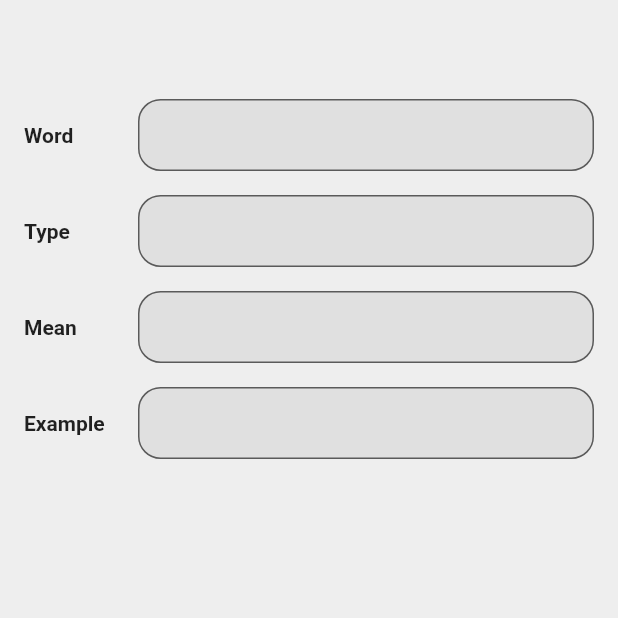
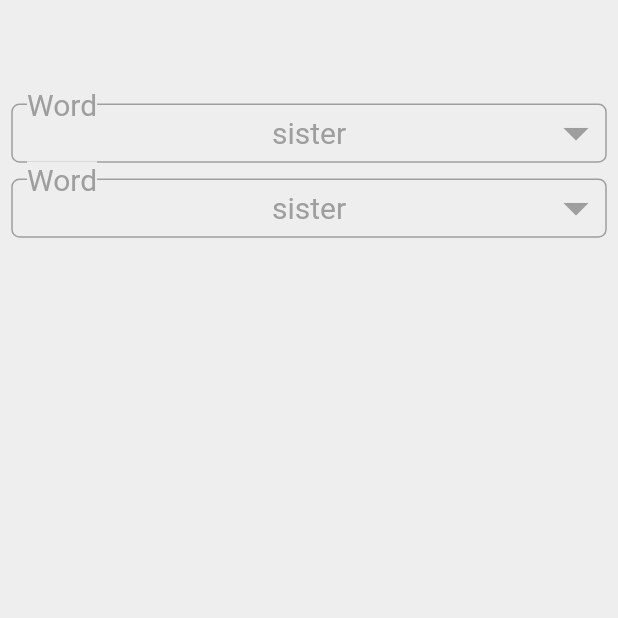
Before and after one commit to dothanhnha/FlashCardLearnEng, a Flutter app: the screen it shows after launch, on a phone screen of 412 x 824 dp, the top half of it. Run offline on Flutter 3.47's test engine with Material 2 defaults, Android fonts, the phone set to English and light mode, and no system bars; our stand-ins replace file_picker, flutter_typeahead.

Commit message:
testing custom dropdown btn

```diff
--- /dev/null
+++ b/lib/CustomWidget/DropDownBtn.dart
@@ -0,0 +1,118 @@
+import 'dart:ui';
+
+import 'package:flutter/cupertino.dart';
+import 'package:flutter/material.dart';
+
+class DropDownBtn extends StatefulWidget {
+  @override
+  _DropDownBtnState createState() => _DropDownBtnState();
+}
+
+class _DropDownBtnState extends State<DropDownBtn> {
+  bool dropped = false;
+  @override
+  Widget build(BuildContext context) {
+    return GestureDetector(
+      onTap: () {
+        setState(() {
+          dropped = !dropped;
+        });
+      },
+      child: Column(
+        children: <Widget>[
+          Container(
+            height: 50,
+            width: double.infinity,
+            child: CustomPaint(
+              painter: DropDownBtnPainter(),
+            ),
+          ),
+          Visibility(
+            visible: dropped,
+            child: Container(
+              height: 50,
+              color: Colors.amber,
+            ),
+          )
+        ],
+      ),
+    );
+  }
+}
+
+class DropDownBtnPainter extends CustomPainter {
+  static final painter4 = Paint()
+    ..color = Colors.grey
+    ..style = PaintingStyle.stroke
+    ..strokeWidth = 1
+    ..strokeCap = StrokeCap.round;
+  TextSpan spanTitle;
+  TextPainter painterTitle;
+  TextSpan spanContent;
+  TextPainter painterContent;
+
+  String label;
+  String content = 'sister';
+
+
+  DropDownBtnPainter({this.label}) {
+    this.label = 'Word';
+    spanTitle = new TextSpan(
+        style: new TextStyle(
+            color: Colors.grey,
+            fontSize: 20,
+            backgroundColor: Colors.grey[200]),
+        text: label);
+    painterTitle = new TextPainter(
+        text: spanTitle,
+        textAlign: TextAlign.left,
+        textDirection: TextDirection.ltr);
+
+    spanContent = new TextSpan(
+        style: new TextStyle(
+            color: Colors.grey,
+            fontSize: 20,
+            backgroundColor: Colors.grey[200]),
+        text: content);
+    painterContent = new TextPainter(
+        text: spanContent,
+        textAlign: TextAlign.left,
+        textDirection: TextDirection.ltr);
+  }
+
+  @override
+  void paint(Canvas canvas, Size size) {
+    painterTitle.layout();
+    canvas.drawRRect(
+        RRect.fromRectAndRadius(
+            Rect.fromLTRB(0, painterTitle.height / 2, size.width, size.height),
+            Radius.circular(5)),
+        painter4);
+    painterTitle.paint(canvas, new Offset(10, 0));
+
+    painterContent.layout();
+    painterContent.paint(canvas, Offset((size.width - painterContent.width) / 2,
+        (size.height + painterTitle.height / 2 - painterContent.height) / 2));
+
+    final icon = Icons.arrow_drop_down;
+    TextPainter textPainter = TextPainter(textDirection: TextDirection.rtl);
+    textPainter.text = TextSpan(
+        text: String.fromCharCode(icon.codePoint),
+        style: TextStyle(
+          fontSize: 40.0,
+          color: Colors.grey,
+          fontFamily: icon.fontFamily,
+        ));
+    textPainter.layout();
+    textPainter.paint(
+        canvas,
+        Offset(size.width - textPainter.width,
+            (size.height + painterTitle.height / 2 - textPainter.height) / 2));
+  }
+
+  @override
+  bool shouldRepaint(CustomPainter oldDelegate) {
+    // TODO: implement shouldRepaint
+    return true;
+  }
+}
--- a/lib/Screen/ScreenImport.dart
+++ b/lib/Screen/ScreenImport.dart
@@ -1,5 +1,7 @@
+import 'package:cardlearnenglish/CustomWidget/DropDownBtn.dart';
 import 'package:flutter/cupertino.dart';
 import 'package:flutter/material.dart';
+import 'package:flutter_typeahead/flutter_typeahead.dart';
 
 class ScreenImport extends StatefulWidget {
   @override
@@ -19,39 +21,11 @@ class _ScreenImportState extends State<ScreenImport> {
                 SizedBox(
                   height: 50,
                 ),
-                itemTextInput('Word'),
-                itemTextInput('Type'),
-                itemTextInput('Mean'),
-                itemTextInput('Example'),
+                DropDownBtn(),
+                DropDownBtn()
               ],
             ),
           ),
         ));
   }
-
-  Widget itemTextInput(String label) {
-    return Padding(
-      padding: const EdgeInsets.all(8.0),
-      child: Row(
-        children: <Widget>[
-          Expanded(
-            flex: 2,
-            child: Text(label ,style: TextStyle(fontWeight: FontWeight.bold),),
-          ),
-          Expanded(
-            flex: 8,
-            child: TextField(
-              autofocus: false,
-              decoration: InputDecoration(
-                  filled: true,
-                  fillColor: Colors.grey[300],
-                  contentPadding: EdgeInsets.fromLTRB(15, 0, 15, 0),
-                  border: OutlineInputBorder(
-                      borderRadius: BorderRadius.all(Radius.circular(15)))),
-            ),
-          ),
-        ],
-      ),
-    );
-  }
 }
--- a/lib/Screen/ScreenMain.dart
+++ b/lib/Screen/ScreenMain.dart
@@ -1,6 +1,7 @@
 import 'dart:io';
 
-import 'file:///C:/Space/card_learn_english/lib/Model/ItemCategoryVocab.dart';
+
+import 'package:cardlearnenglish/CustomWidget/ItemCategoryVocab.dart';
 import 'package:cardlearnenglish/Model/DataScreenMain.dart';
 import 'package:cardlearnenglish/Model/Vocabulary.dart';
 import 'package:cardlearnenglish/Process/ProcessImport.dart';
```
Also changed, not shown: lib/CustomWidget/ItemCategoryVocab.dart (renamed from lib/Model/ItemCategoryVocab.dart).
